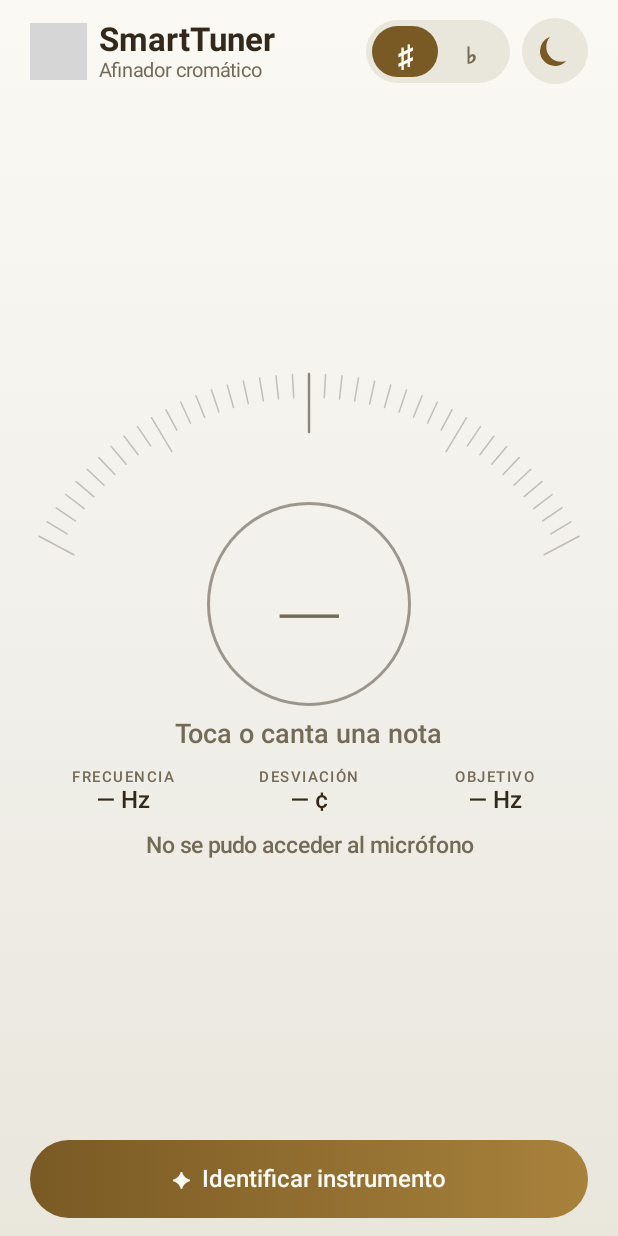
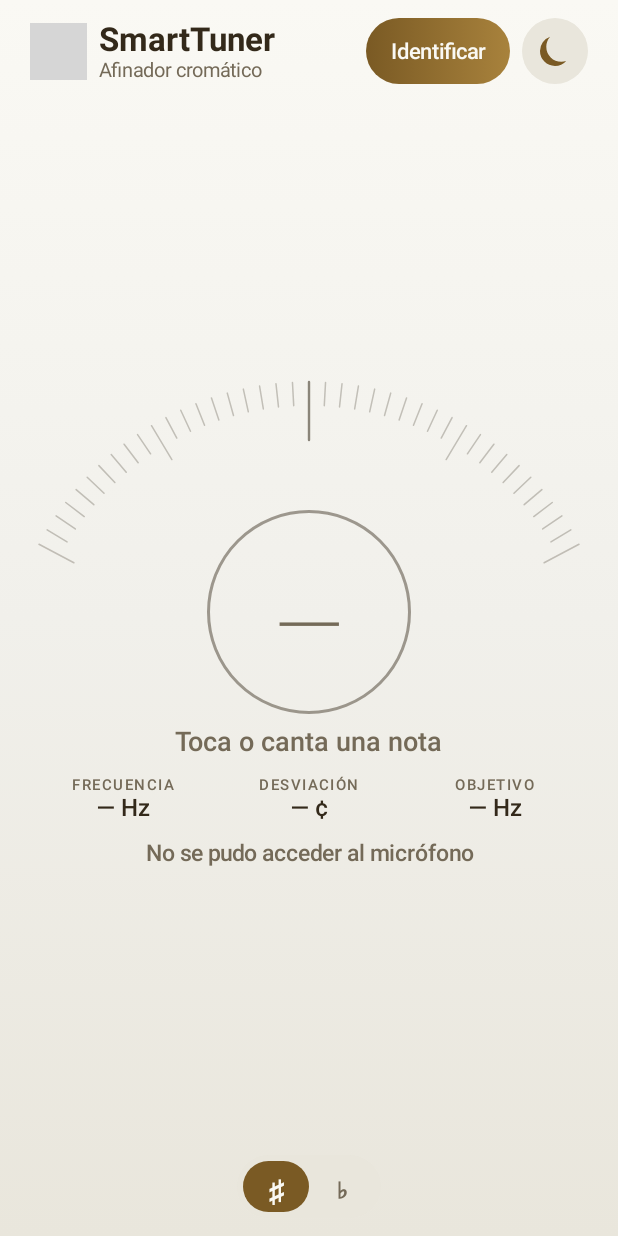
Before and after one commit to Andres-Maya/SmartTuner, an Android app built with Jetpack Compose: the screen it shows after launch (MainActivity), on a phone screen of 412 x 824 dp. Run offline under Robolectric (Android 15) with nearby library versions, the phone set to English and light mode, and no system bars; grey boxes are pictures that could not be loaded.

Commit message:
Actualización

```diff
--- a/app/build.gradle.kts
+++ b/app/build.gradle.kts
@@ -13,8 +13,8 @@ android {
         applicationId = "com.andres.smarttuner"
         minSdk = 24
         targetSdk = 37
-        versionCode = 3
-        versionName = "1.2"
+        versionCode = 4
+        versionName = "1.1"
 
         testInstrumentationRunner = "androidx.test.runner.AndroidJUnitRunner"
     }
--- a/app/src/main/java/com/andres/smarttuner/ui/tuner/TunerScreen.kt
+++ b/app/src/main/java/com/andres/smarttuner/ui/tuner/TunerScreen.kt
@@ -52,6 +52,8 @@ import androidx.compose.ui.graphics.Color
 import androidx.compose.ui.platform.LocalContext
 import androidx.compose.ui.platform.LocalView
 import androidx.compose.ui.res.stringResource
+import androidx.compose.ui.semantics.contentDescription
+import androidx.compose.ui.semantics.semantics
 import androidx.compose.ui.tooling.preview.Preview
 import androidx.compose.ui.unit.dp
 import androidx.compose.ui.unit.sp
@@ -205,7 +207,7 @@ fun TunerScreen(
     val dark = TunerTheme.appearance.mode.isDark
 
     ScreenColumn(modifier) {
-        TopBar(state.accidentalStyle, onSelectAccidentalStyle)
+        TopBar(onIdentifyInstrument)
         Spacer(Modifier.weight(1f))
         if (dark) {
             TunerDial(
@@ -242,13 +244,12 @@ fun TunerScreen(
             pulsing = idle && state.isListening,
         )
         Spacer(Modifier.weight(1f))
-        // Única acción de la pantalla: ancha y abajo, donde cae el pulgar.
-        PrimaryButton(
-            text = stringResource(R.string.identify_instrument),
-            onClick = onIdentifyInstrument,
-            leading = "✦",
-            height = TunerTheme.sizes.buttonLarge,
-            modifier = Modifier.fillMaxWidth(),
+        // Solo aquí: en la afinación por instrumento las notas ya vienen dadas por las cuerdas.
+        SegmentedToggle(
+            options = listOf(AccidentalStyle.SHARPS to "♯", AccidentalStyle.FLATS to "♭"),
+            selected = state.accidentalStyle,
+            onSelect = onSelectAccidentalStyle,
+            contentDescription = stringResource(R.string.toggle_accidentals),
         )
     }
 }
@@ -263,11 +264,10 @@ private fun chromaticStatusText(state: TunerUiState): String = when {
 }
 
 @Composable
-private fun TopBar(
-    style: AccidentalStyle,
-    onSelect: (AccidentalStyle) -> Unit,
-) {
+private fun TopBar(onIdentifyInstrument: () -> Unit) {
     val colors = TunerTheme.colors
+    val sizes = TunerTheme.sizes
+    val identify = stringResource(R.string.identify_instrument)
     Row(Modifier.fillMaxWidth(), verticalAlignment = Alignment.CenterVertically) {
         AppLogo(Modifier.size(TunerTheme.sizes.logo))
         Spacer(Modifier.width(TunerTheme.spacing.sm))
@@ -285,11 +285,15 @@ private fun TopBar(
                 maxLines = 1,
             )
         }
-        SegmentedToggle(
-            options = listOf(AccidentalStyle.SHARPS to "♯", AccidentalStyle.FLATS to "♭"),
-            selected = style,
-            onSelect = onSelect,
-            contentDescription = stringResource(R.string.toggle_accidentals),
+        // Ocupa justo el hueco de un selector de dos segmentos, para que el nombre de la app
+        // no se corte; el texto corto se lee entero y el lector de pantalla dice el completo.
+        PrimaryButton(
+            text = stringResource(R.string.identify_short),
+            onClick = onIdentifyInstrument,
+            height = sizes.touchTarget,
+            modifier = Modifier
+                .width(sizes.segmentWidth * 2 + TunerTheme.spacing.xs * 2)
+                .semantics { contentDescription = identify },
         )
         Spacer(Modifier.width(TunerTheme.spacing.sm))
         AppearanceButton()
--- a/app/src/main/res/values/strings.xml
+++ b/app/src/main/res/values/strings.xml
@@ -20,6 +20,7 @@
     <string name="reference_label">La %1$d</string>
 
     <string name="identify_instrument">Identificar instrumento</string>
+    <string name="identify_short">Identificar</string>
     <string name="identify_listening_title">Identificando instrumento</string>
     <string name="identify_listening_body">Toca notas sueltas o cuerdas al aire cerca del micrófono. Sin prisa: sigo escuchando hasta reconocerlo.</string>
     <string name="identify_waiting">Esperando a que suene algo…</string>
```
